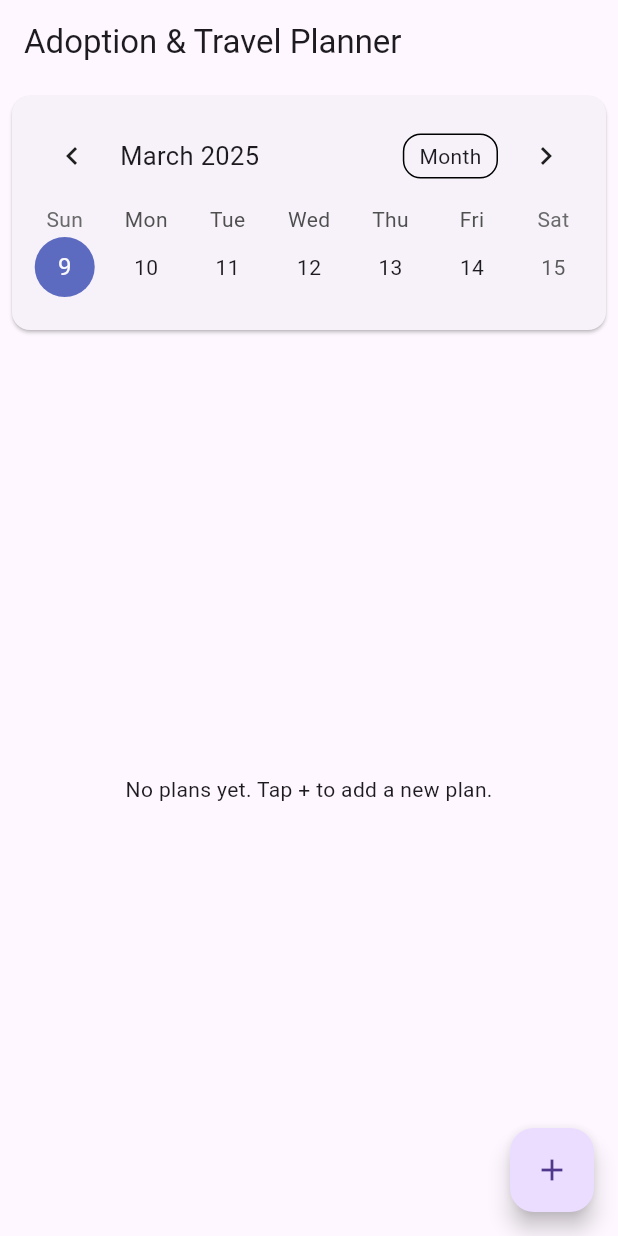
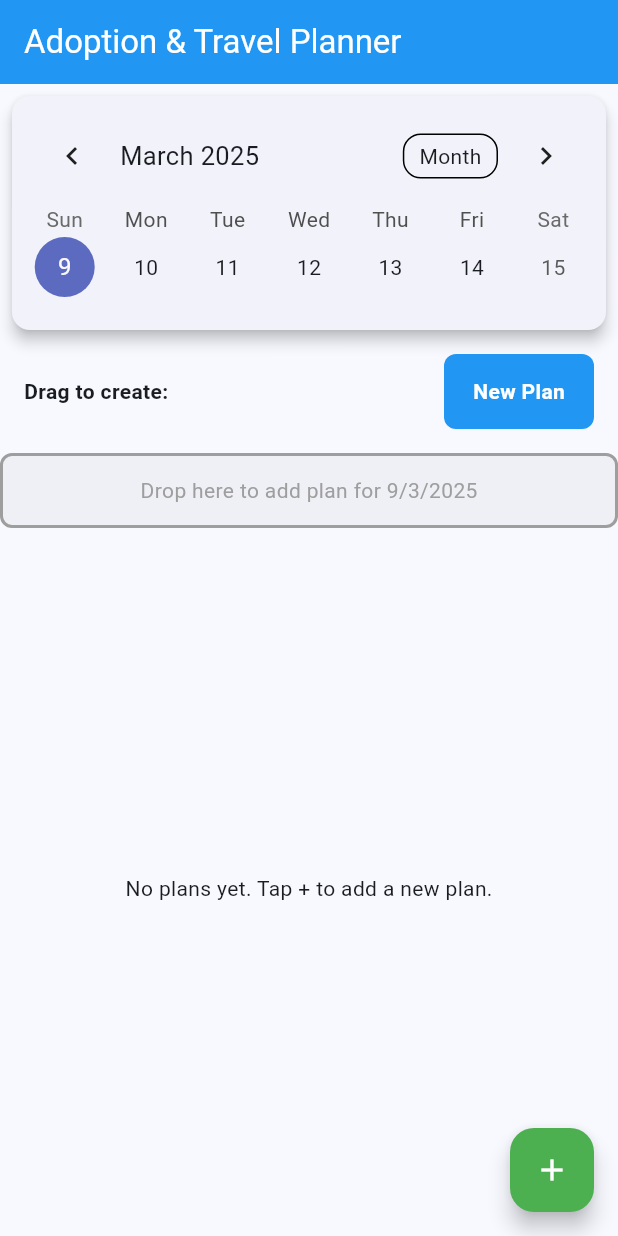
Before and after one commit to nikhilchowdary-yamani/cw04, a Flutter app: the screen it shows after launch, on a phone screen of 412 x 824 dp. Run offline on Flutter 3.47's test engine with Material 3 defaults, Android fonts, the phone set to English and light mode, and no system bars; drawn by our look-alikes of table_calendar.

Commit message:
bug fix drag and drop

```diff
--- a/lib/main.dart
+++ b/lib/main.dart
@@ -12,9 +12,27 @@ class MyApp extends StatelessWidget {
   Widget build(BuildContext context) {
     return MaterialApp(
       title: 'Adoption & Travel Planner',
+      debugShowCheckedModeBanner: false,
       theme: ThemeData(
-        primarySwatch: Colors.blue,
-        visualDensity: VisualDensity.adaptivePlatformDensity,
+        primaryColor: Colors.blue,
+        colorScheme: ColorScheme.fromSeed(
+          seedColor: Colors.blue,
+          secondary: Colors.green,
+        ),
+        appBarTheme: const AppBarTheme(
+          backgroundColor: Colors.blue,
+          foregroundColor: Colors.white,
+        ),
+        cardTheme: CardTheme(
+          elevation: 4,
+          shape: RoundedRectangleBorder(
+            borderRadius: BorderRadius.circular(12),
+          ),
+        ),
+        floatingActionButtonTheme: const FloatingActionButtonThemeData(
+          backgroundColor: Colors.green,
+          foregroundColor: Colors.white,
+        ),
       ),
       home: const PlanManagerScreen(),
     );
--- a/lib/screens/plan_manager_screen.dart
+++ b/lib/screens/plan_manager_screen.dart
@@ -3,6 +3,9 @@ import 'package:uuid/uuid.dart';
 import '../models/plan.dart';
 import '../widgets/plan_list_item.dart';
 import '../widgets/plan_calendar.dart';
+import '../widgets/plan_drag_target.dart';
+import '../widgets/plan_draggable.dart';
+
 
 class PlanManagerScreen extends StatefulWidget {
   const PlanManagerScreen({Key? key}) : super(key: key);
@@ -37,7 +40,25 @@ Widget build(BuildContext context) {
             ),
           ),
         ),
-
+        Padding(
+  padding: const EdgeInsets.symmetric(horizontal: 16, vertical: 8),
+  child: Row(
+    mainAxisAlignment: MainAxisAlignment.spaceBetween,
+    children: [
+      const Text(
+        'Drag to create:',
+        style: TextStyle(fontWeight: FontWeight.bold),
+      ),
+      const PlanDraggable(),
+    ],
+  ),
+),
+PlanDragTarget(
+  date: DateTime.now(), // You might want to use the selected date from calendar
+  onAccept: (name, description, date, priority) {
+    _showAddPlanDialogWithPrefilledData(name, description, date, priority);
+  },
+),
         // Plan list
         Expanded(
           child: _buildPlanList(),
@@ -71,6 +92,43 @@ Widget build(BuildContext context) {
         onEdit: _showEditPlanDialog,
       );
     },
+  );
+}
+void _showAddPlanDialogWithPrefilledData(
+  String name,
+  String description,
+  DateTime date,
+  PlanPriority priority,
+) {
+  final nameController = TextEditingController(text: name);
+  final descriptionController = TextEditingController(text: description);
+  DateTime selectedDate = date;
+  PlanPriority selectedPriority = priority;
+
+  showDialog(
+    context: context,
+    builder: (ctx) => AlertDialog(
+      title: const Text('Create New Plan'),
+      content: SingleChildScrollView(
+        child: Column(
+          mainAxisSize: MainAxisSize.min,
+          children: [
+            TextField(
+              controller: nameController,
+              decoration: const InputDecoration(
+                labelText: 'Plan Name',
+              ),
+            ),
+            // Rest of the dialog same as _showAddPlanDialog
+            // ...
+          ],
+        ),
+      ),
+      actions: [
+        // Same actions as in _showAddPlanDialog
+        // ...
+      ],
+    ),
   );
 }
 void _showEditPlanDialog(String id) {
--- /dev/null
+++ b/lib/widgets/plan_draggable.dart
@@ -0,0 +1,65 @@
+import 'package:flutter/material.dart';
+import '../models/plan.dart';
+
+class PlanDraggable extends StatelessWidget {
+  const PlanDraggable({Key? key}) : super(key: key);
+
+  @override
+  Widget build(BuildContext context) {
+    return LongPressDraggable<Map<String, dynamic>>(
+      data: {
+        'name': 'New Plan',
+        'description': 'Drag to add a new plan',
+        'priority': PlanPriority.medium,
+      },
+      feedback: Container(
+        width: 150,
+        height: 80,
+        decoration: BoxDecoration(
+          color: Colors.blue.withOpacity(0.8),
+          borderRadius: BorderRadius.circular(8),
+        ),
+        child: const Center(
+          child: Text(
+            'New Plan',
+            style: TextStyle(
+              color: Colors.white,
+              fontWeight: FontWeight.bold,
+            ),
+          ),
+        ),
+      ),
+      childWhenDragging: Container(
+        width: 100,
+        height: 50,
+        decoration: BoxDecoration(
+          color: Colors.grey.withOpacity(0.5),
+          borderRadius: BorderRadius.circular(8),
+        ),
+        child: const Center(
+          child: Text(
+            'New Plan',
+            style: TextStyle(color: Colors.white),
+          ),
+        ),
+      ),
+      child: Container(
+        width: 100,
+        height: 50,
+        decoration: BoxDecoration(
+          color: Colors.blue,
+          borderRadius: BorderRadius.circular(8),
+        ),
+        child: const Center(
+          child: Text(
+            'New Plan',
+            style: TextStyle(
+              color: Colors.white,
+              fontWeight: FontWeight.bold,
+            ),
+          ),
+        ),
+      ),
+    );
+  }
+}
```
